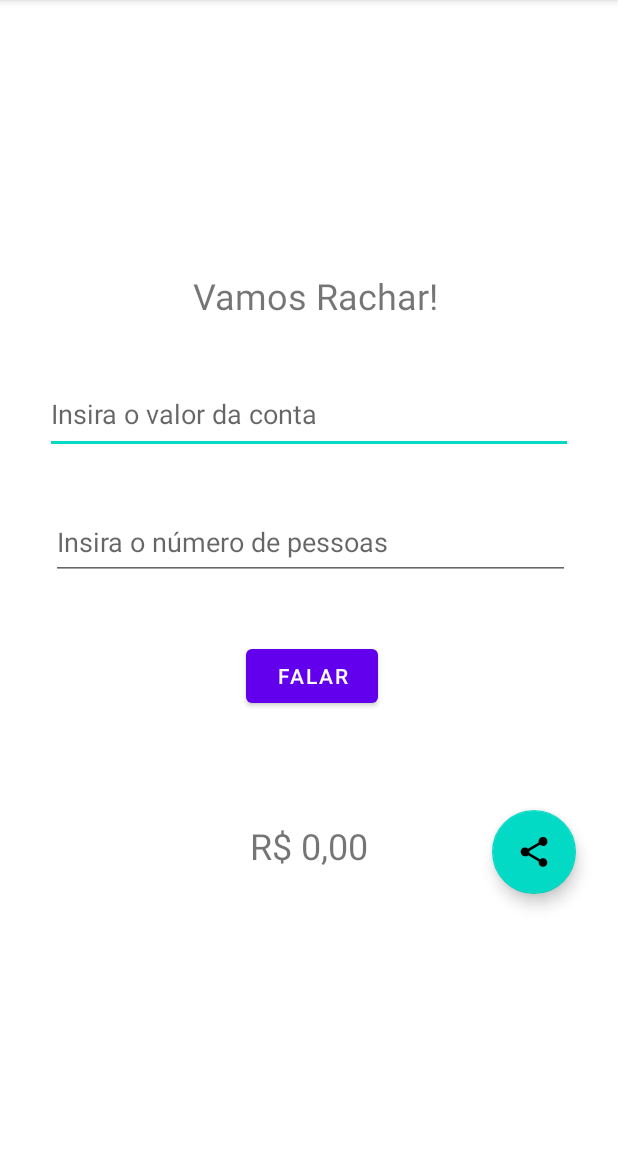
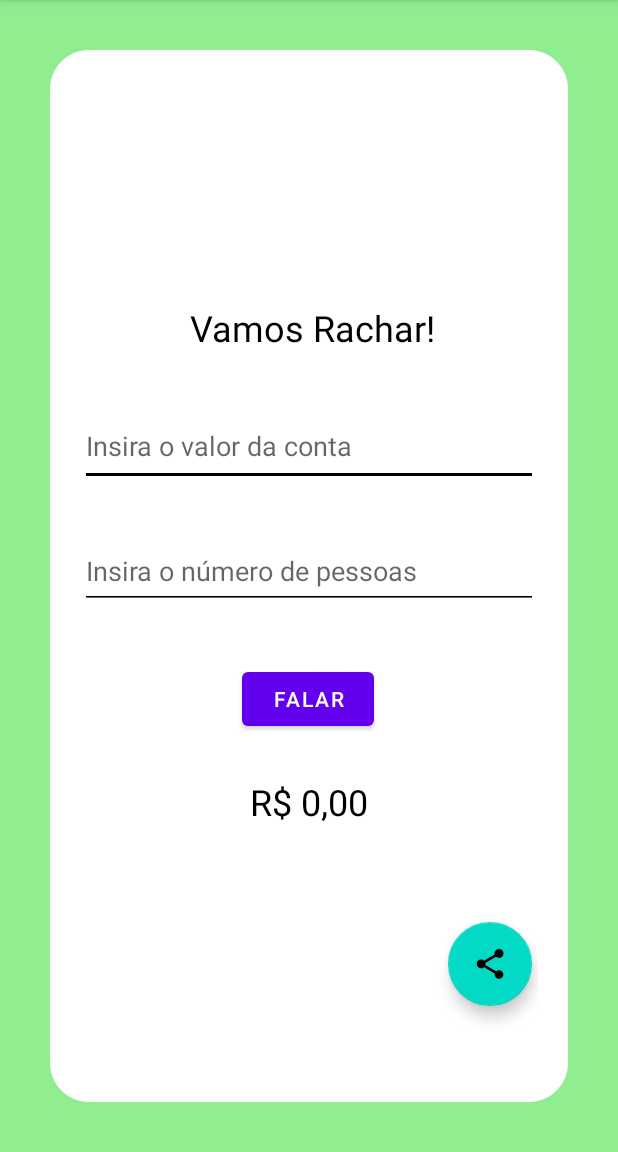
Before and after one commit to VictorDKT/atividade_racha, an Android app: the screen it shows after launch (MainActivity), on a phone screen of 412 x 824 dp, the part 84-1236 px from its top. Run offline under Robolectric (Android 15) with nearby library versions, the phone set to English and light mode, and no system bars.

Commit message:
light e dark

```diff
--- /dev/null
+++ b/app/src/main/res/drawable/rounded_layout.xml
@@ -0,0 +1,16 @@
+<?xml version="1.0" encoding="utf-8"?>
+<shape xmlns:android="http://schemas.android.com/apk/res/android"
+    android:shape="rectangle" >
+
+    <!-- shape property for the view based on the value particular view would be drawn -->
+    <corners
+        android:radius="25dp" />
+    <stroke android:width="0.9dp"
+        android:color="@color/black" />
+    <!-- stroke for defining a border for view -->
+
+    <size
+        android:height="40dp"
+        android:width="40dp" />
+    <!-- size element is used to define a design here height & width are same means square with some radius -->
+</shape>
--- a/app/src/main/res/layout/activity_main.xml
+++ b/app/src/main/res/layout/activity_main.xml
@@ -4,8 +4,20 @@
     xmlns:tools="http://schemas.android.com/tools"
     android:layout_width="match_parent"
     android:layout_height="match_parent"
+    android:backgroundTint="?android:drawableTint"
+    android:background="?android:drawableTint"
     tools:context=".MainActivity">
-
+    <androidx.constraintlayout.widget.ConstraintLayout
+        android:layout_width="match_parent"
+        android:layout_height="match_parent"
+        android:backgroundTint="?android:colorBackground"
+        android:layout_marginTop="10px"
+        android:layout_marginBottom="10px"
+        android:layout_marginLeft="50px"
+        android:layout_margin="50px"
+        android:background="@drawable/rounded_layout"
+        android:padding="20dp"
+        tools:context=".MainActivity">
     <TextView
         android:id="@+id/textView"
         android:layout_width="wrap_content"
@@ -20,7 +32,7 @@
 
         <EditText
             android:id="@+id/edtConta"
-        android:layout_width="352dp"
+            android:layout_width="match_parent"
             android:layout_height="53dp"
             android:ems="10"
             android:hint="Insira o valor da conta"
@@ -29,11 +41,13 @@
             app:layout_constraintEnd_toEndOf="parent"
             app:layout_constraintStart_toStartOf="parent"
             app:layout_constraintTop_toTopOf="parent"
-        app:layout_constraintVertical_bias="0.349" />
+            app:layout_constraintVertical_bias="0.357"
+            android:textColor="?android:textColor"
+            android:backgroundTint="?android:textColor"/>
 
         <EditText
             android:id="@+id/edtPessoas"
-        android:layout_width="346dp"
+            android:layout_width="match_parent"
             android:layout_height="50dp"
             android:layout_marginTop="26dp"
             android:ems="10"
@@ -44,27 +58,30 @@
             app:layout_constraintHorizontal_bias="0.52"
             app:layout_constraintStart_toStartOf="parent"
             app:layout_constraintTop_toBottomOf="@+id/edtConta"
-        app:layout_constraintVertical_bias="0.02" />
+            app:layout_constraintVertical_bias="0.02"
+            android:textColor="?android:textColor"
+            android:backgroundTint="?android:textColor" />
 
         <TextView
             android:id="@+id/ResultView"
             android:layout_width="wrap_content"
             android:layout_height="wrap_content"
-        android:layout_marginBottom="188dp"
+            android:layout_marginTop="28dp"
             android:text="R$ 0,00"
             android:textSize="24sp"
-        app:layout_constraintBottom_toBottomOf="parent"
             app:layout_constraintEnd_toEndOf="parent"
-        app:layout_constraintStart_toStartOf="parent" />
+            app:layout_constraintStart_toStartOf="parent"
+            app:layout_constraintTop_toBottomOf="@+id/btFalar" />
 
         <Button
             android:id="@+id/btFalar"
             android:layout_width="wrap_content"
             android:layout_height="wrap_content"
-        android:layout_marginStart="164dp"
-        android:layout_marginTop="40dp"
+            android:layout_marginTop="36dp"
             android:onClick="clickFalar"
             android:text="Falar"
+            app:layout_constraintEnd_toEndOf="parent"
+            app:layout_constraintHorizontal_bias="0.497"
             app:layout_constraintStart_toStartOf="parent"
             app:layout_constraintTop_toBottomOf="@+id/edtPessoas" />
 
@@ -72,12 +89,12 @@
             android:id="@+id/floatingActionButton"
             android:layout_width="wrap_content"
             android:layout_height="wrap_content"
-        android:layout_marginEnd="28dp"
-        android:layout_marginBottom="172dp"
+            android:layout_marginEnd="4dp"
+            android:layout_marginBottom="44dp"
             android:clickable="true"
             android:importantForAccessibility="no"
             app:layout_constraintBottom_toBottomOf="parent"
             app:layout_constraintEnd_toEndOf="parent"
             app:srcCompat="?attr/actionModeShareDrawable" />
-
     </androidx.constraintlayout.widget.ConstraintLayout>
+</androidx.constraintlayout.widget.ConstraintLayout>
--- a/app/src/main/res/values-night/themes.xml
+++ b/app/src/main/res/values-night/themes.xml
@@ -2,9 +2,10 @@
     <!-- Base application theme. -->
     <style name="Theme.ConstraintLayout" parent="Theme.MaterialComponents.DayNight.DarkActionBar">
         <!-- Primary brand color. -->
-        <item name="colorPrimary">@color/purple_200</item>
+        <item name="colorPrimary">#FFA500</item>
         <item name="colorPrimaryVariant">@color/purple_700</item>
         <item name="colorOnPrimary">@color/black</item>
+        <item name="android:textColorPrimary">#FFFFFF</item>
         <!-- Secondary brand color. -->
         <item name="colorSecondary">@color/teal_200</item>
         <item name="colorSecondaryVariant">@color/teal_200</item>
@@ -12,5 +13,8 @@
         <!-- Status bar color. -->
         <item name="android:statusBarColor">?attr/colorPrimaryVariant</item>
         <!-- Customize your theme here. -->
+        <item name="android:drawableTint">@color/barDark</item>
+        <item name="android:colorBackground">#353535</item>
+        <item name="android:textColor">#FFFFFF</item>
     </style>
 </resources>
--- a/app/src/main/res/values/colors.xml
+++ b/app/src/main/res/values/colors.xml
@@ -7,4 +7,6 @@
     <color name="teal_700">#FF018786</color>
     <color name="black">#FF000000</color>
     <color name="white">#FFFFFFFF</color>
+    <color name="barDark">#1E90FF</color>
+    <color name="barLight">#90EE90</color>
 </resources>
--- a/app/src/main/res/values/themes.xml
+++ b/app/src/main/res/values/themes.xml
@@ -5,12 +5,16 @@
         <item name="colorPrimary">@color/purple_500</item>
         <item name="colorPrimaryVariant">@color/purple_700</item>
         <item name="colorOnPrimary">@color/white</item>
+        <item name="android:textColorPrimary">#000000</item>
         <!-- Secondary brand color. -->
         <item name="colorSecondary">@color/teal_200</item>
         <item name="colorSecondaryVariant">@color/teal_700</item>
         <item name="colorOnSecondary">@color/black</item>
         <!-- Status bar color. -->
         <item name="android:statusBarColor">?attr/colorPrimaryVariant</item>
-        <!-- Customize your theme here. -->
-    </style>
+        <!--Customize your theme here. -->
+        <item name="android:drawableTint">@color/barLight</item>
+        <item name="android:colorBackground">@color/white</item>
+        <item name="android:textColor">#000000</item>
+   </style>
 </resources>
```
Lines whose indentation alone changed are shown as unchanged.
